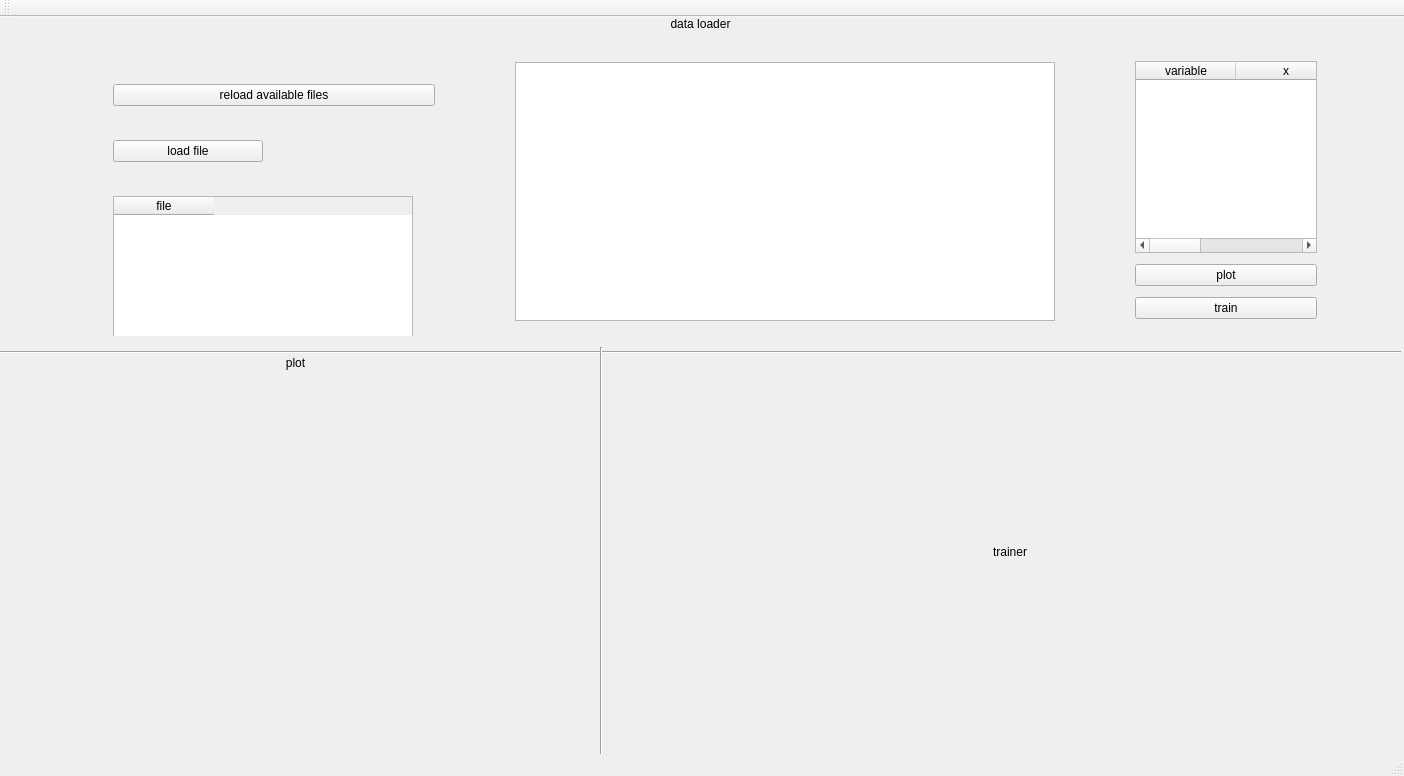
Old version of the form gui/controlboard.ui in the repository wiederin/linear-regression-pipeline.
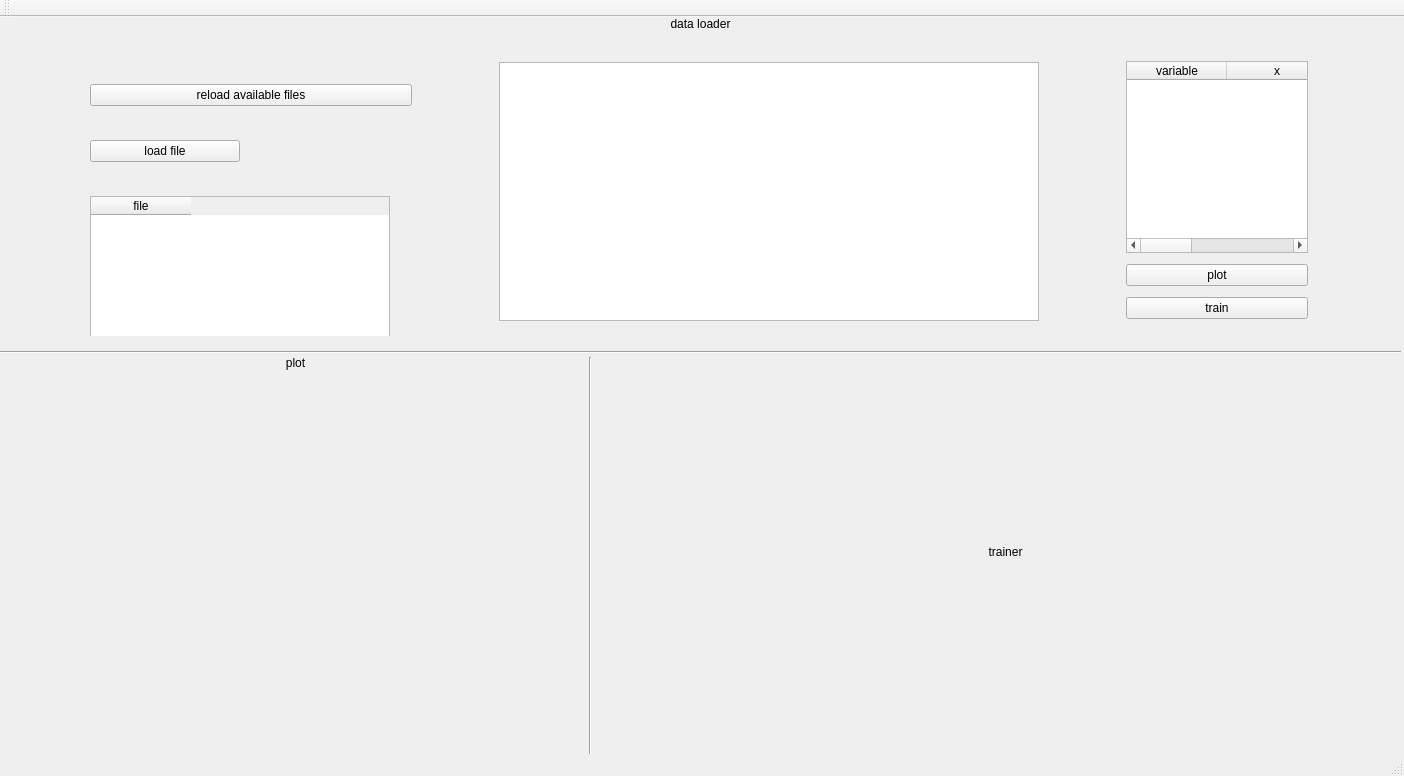
New version of the form.

Commit message: fixed vertical line + x and y in plot as arrays not string

```diff
--- a/gui/controlboard.ui
+++ b/gui/controlboard.ui
@@ -76,22 +76,6 @@
         </sizepolicy>
        </property>
        <layout class="QHBoxLayout" name="horizontalLayout_3">
-        <item>
-         <spacer name="horizontalSpacer">
-          <property name="orientation">
-           <enum>Qt::Horizontal</enum>
-          </property>
-          <property name="sizeType">
-           <enum>QSizePolicy::Fixed</enum>
-          </property>
-          <property name="sizeHint" stdset="0">
-           <size>
-            <width>30</width>
-            <height>10</height>
-           </size>
-          </property>
-         </spacer>
-        </item>
         <item>
          <widget class="QFrame" name="fl_vf">
           <property name="maximumSize">
@@ -322,13 +306,6 @@
      </rect>
     </property>
     <layout class="QHBoxLayout" name="trainer_module">
-     <item>
-      <widget class="Line" name="line_2">
-       <property name="orientation">
-        <enum>Qt::Vertical</enum>
-       </property>
-      </widget>
-     </item>
      <item>
       <widget class="QFrame" name="tr_vf">
        <layout class="QVBoxLayout" name="verticalLayout_4">
@@ -353,6 +330,19 @@
      </item>
     </layout>
    </widget>
+   <widget class="Line" name="line_2">
+    <property name="geometry">
+     <rect>
+      <x>580</x>
+      <y>340</y>
+      <width>20</width>
+      <height>411</height>
+     </rect>
+    </property>
+    <property name="orientation">
+     <enum>Qt::Vertical</enum>
+    </property>
+   </widget>
   </widget>
   <widget class="QStatusBar" name="statusbar"/>
   <widget class="QToolBar" name="toolBar">
```
The commit also changes 2 other files.
